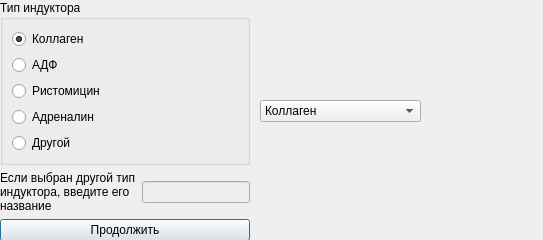
Before: the Qt Designer form selectinductor.ui in krang4d/Agrekola, drawn with Qt 5.
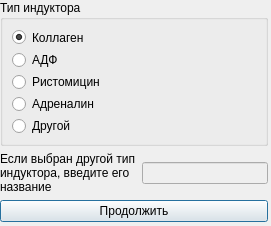
After: the same form once the commit is applied.

The edit to the form file:
```diff
--- a/selectinductor.ui
+++ b/selectinductor.ui
@@ -6,49 +6,22 @@
    <rect>
     <x>0</x>
     <y>0</y>
-    <width>543</width>
-    <height>240</height>
+    <width>271</width>
+    <height>226</height>
    </rect>
   </property>
   <property name="windowTitle">
    <string>Выбор индуктора</string>
   </property>
-  <widget class="QComboBox" name="comboBox">
+  <widget class="QWidget" name="layoutWidget">
    <property name="geometry">
     <rect>
-     <x>260</x>
-     <y>100</y>
-     <width>161</width>
-     <height>22</height>
+     <x>0</x>
+     <y>0</y>
+     <width>268</width>
+     <height>222</height>
     </rect>
    </property>
-   <item>
-    <property name="text">
-     <string>Коллаген</string>
-    </property>
-   </item>
-   <item>
-    <property name="text">
-     <string>АДФ</string>
-    </property>
-   </item>
-   <item>
-    <property name="text">
-     <string>Ристомицин</string>
-    </property>
-   </item>
-   <item>
-    <property name="text">
-     <string>Адреналин</string>
-    </property>
-   </item>
-   <item>
-    <property name="text">
-     <string>Другой</string>
-    </property>
-   </item>
-  </widget>
-  <widget class="QWidget" name="">
    <layout class="QVBoxLayout" name="verticalLayout_1">
     <item>
      <layout class="QHBoxLayout" name="horizontalLayout_1">
```
